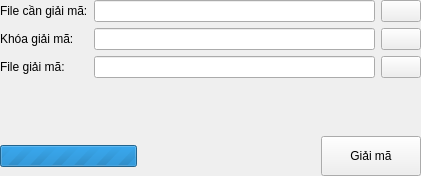
The window that BCipher/DecryptionWidget.ui (bachns/BCipher) describes before a commit, drawn with Qt 5.
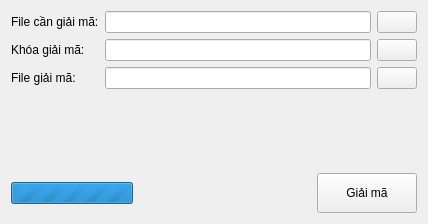
The same window after the commit. Icons and pictures are not drawn.

```diff
--- a/BCipher/DecryptionWidget.ui
+++ b/BCipher/DecryptionWidget.ui
@@ -6,29 +6,14 @@
    <rect>
     <x>0</x>
     <y>0</y>
-    <width>421</width>
-    <height>176</height>
+    <width>428</width>
+    <height>224</height>
    </rect>
   </property>
   <property name="windowTitle">
    <string>DecryptionWidget</string>
   </property>
   <layout class="QGridLayout" name="gridLayout_2">
-   <property name="leftMargin">
-    <number>0</number>
-   </property>
-   <property name="topMargin">
-    <number>0</number>
-   </property>
-   <property name="rightMargin">
-    <number>0</number>
-   </property>
-   <property name="bottomMargin">
-    <number>0</number>
-   </property>
-   <property name="spacing">
-    <number>5</number>
-   </property>
    <item row="0" column="0">
     <layout class="QGridLayout" name="gridLayout">
      <item row="1" column="1">
```
